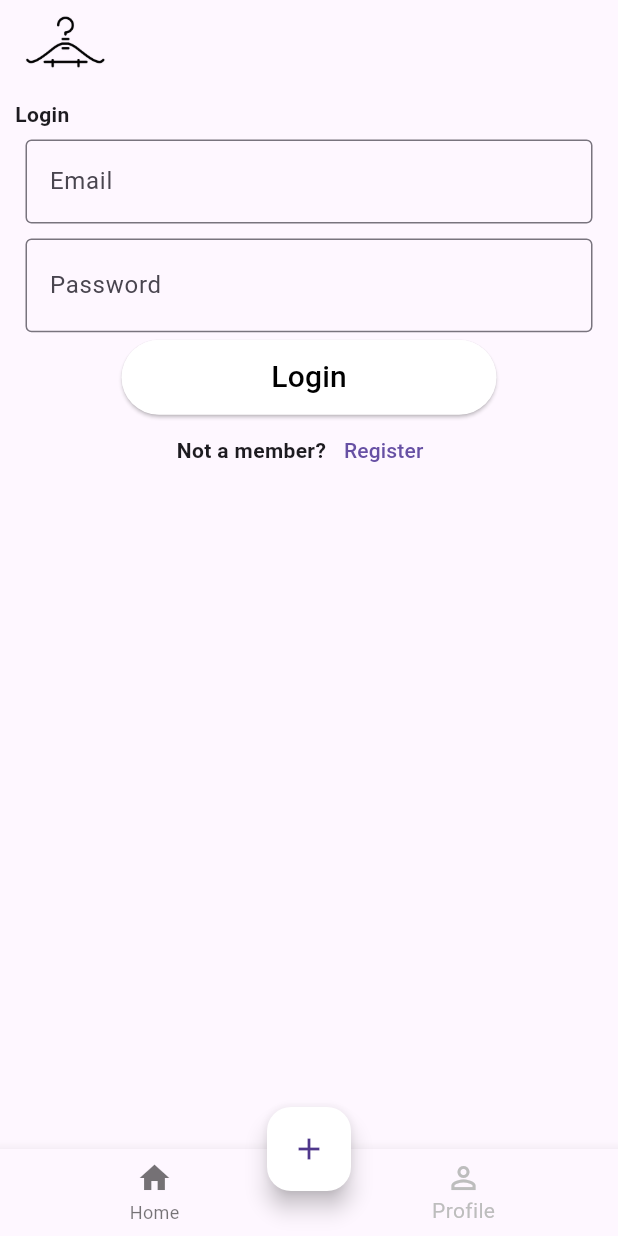
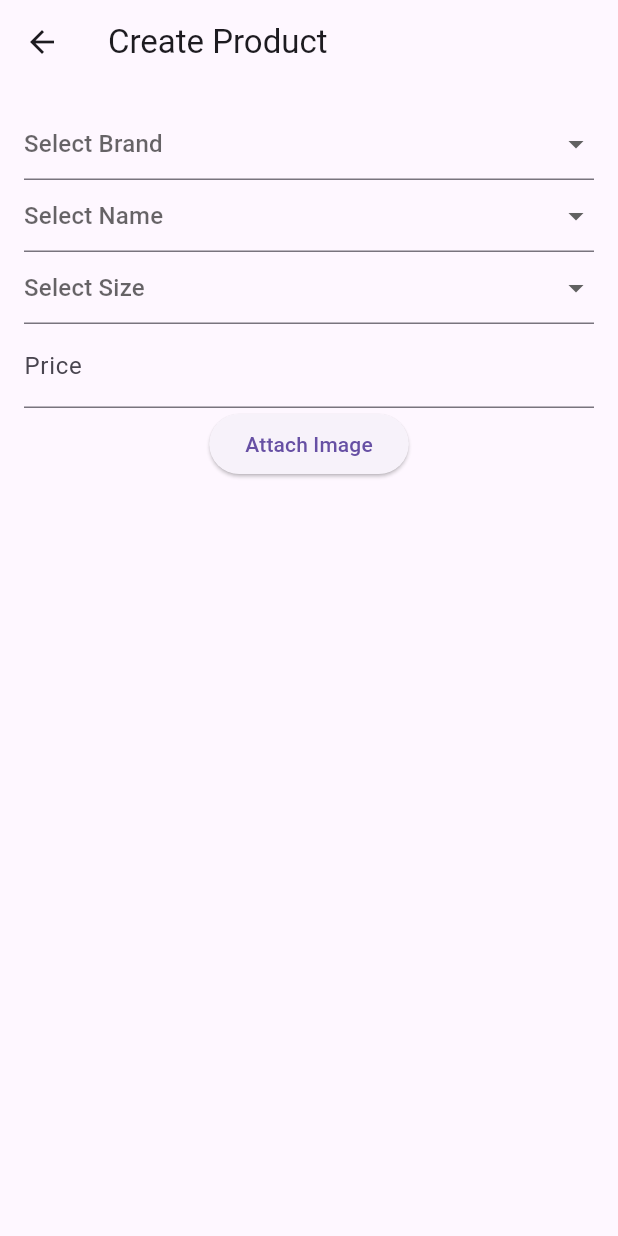
Before and after one commit to ThaphatTT/FinalMobileApplication, a Flutter app: the screen it shows after launch, item 2 of the bottom bar chosen, after a tap on the "add" icon, on a phone screen of 412 x 824 dp. Run offline on Flutter 3.47's test engine with Material 3 defaults, Android fonts, the light colour scheme and no system bars; our stand-ins replace file_picker.

Commit message:
install library & create template create product

```diff
--- /dev/null
+++ b/flutter_clothes_shop/lib/component/component_part/createProduct.dart
@@ -0,0 +1,123 @@
+import 'package:flutter/material.dart';
+import 'dart:io';
+import 'package:file_picker/file_picker.dart';
+
+class createProductScreen extends StatefulWidget {
+  const createProductScreen({Key? key}) : super(key: key);
+
+  @override
+  _createProductScreenState createState() => _createProductScreenState();
+}
+
+class _createProductScreenState extends State<createProductScreen> {
+  final _formKey = GlobalKey<FormState>();
+  String? _brand;
+  String? _name;
+  String? _size;
+  String? _price;
+  String? _imagePath;
+
+  @override
+  Widget build(BuildContext context) {
+    return Scaffold(
+      appBar: AppBar(
+        title: Text('Create Product'),
+      ),
+      body: Form(
+        key: _formKey,
+        child: ListView(
+          padding: EdgeInsets.all(16.0),
+          children: <Widget>[
+            DropdownButtonFormField<String>(
+              hint: Text('Select Brand'),
+              onChanged: (value) {
+                setState(() {
+                  _brand = value;
+                });
+              },
+              items: ['Brand 1', 'Brand 2', 'Brand 3']
+                  .map((label) => DropdownMenuItem(
+                        child: Text(label),
+                        value: label,
+                      ))
+                  .toList(),
+            ),
+            DropdownButtonFormField<String>(
+              hint: Text('Select Name'),
+              onChanged: (value) {
+                setState(() {
+                  _name = value;
+                });
+              },
+              items: ['Name 1', 'Name 2', 'Name 3']
+                  .map((label) => DropdownMenuItem(
+                        child: Text(label),
+                        value: label,
+                      ))
+                  .toList(),
+            ),
+            DropdownButtonFormField<String>(
+              hint: Text('Select Size'),
+              onChanged: (value) {
+                setState(() {
+                  _size = value;
+                });
+              },
+              items: ['Size 1', 'Size 2', 'Size 3']
+                  .map((label) => DropdownMenuItem(
+                        child: Text(label),
+                        value: label,
+                      ))
+                  .toList(),
+            ),
+            TextFormField(
+              decoration: InputDecoration(
+                labelText: 'Price',
+              ),
+              keyboardType: TextInputType.number,
+              onChanged: (value) {
+                setState(() {
+                  _price = value;
+                });
+              },
+            ),
+            Column(
+        children: [
+          ElevatedButton(
+            onPressed: pickFile,
+            child: Text('Attach Image'),
+          ),
+          // แสดงผลภาพที่เลือก (หากมี)
+          if (_imagePath != null)
+            Padding(
+              padding: const EdgeInsets.all(8.0),
+              child: Image.file(
+                File(_imagePath!),
+                width: 200,
+                height: 200,
+                fit: BoxFit.cover,
+              ),
+            ),
+        ],
+      ),
+          ],
+        ),
+      ),
+    );
+  }
+
+    Future<void> pickFile() async {
+      FilePickerResult? result = await FilePicker.platform.pickFiles();
+
+      if (result != null) {
+          // รับเส้นทางไฟล์
+          String? filePath = result.files.single.path;
+          if (filePath != null) {
+              // อัปเดตเส้นทางไฟล์ใน State
+              setState(() {
+                  _imagePath = filePath;
+              });
+          }
+      }
+  }
+}
--- a/flutter_clothes_shop/lib/component/component_part/registerScreen.dart
+++ b/flutter_clothes_shop/lib/component/component_part/registerScreen.dart
@@ -15,7 +15,6 @@ class _RegisterPageState extends State<RegisterPage> {
   final _passwordController = TextEditingController();
   final _birthdayController = TextEditingController();
   final _phoneController = TextEditingController();
-  final _genderController = TextEditingController();
   final _addressController = TextEditingController();
   String dropdownValue = 'Option 1';
 
@@ -168,10 +167,10 @@ class _RegisterPageState extends State<RegisterPage> {
                 children: [
                   Expanded(
                     child: TextFormField(
-                      minLines: 2, // any number you need (It works as the rows for the textarea)
+                      minLines: 2,
+                      controller : _addressController,
                       keyboardType: TextInputType.multiline,
                       maxLines: 5,
-                      controller: _addressController,
                       decoration: InputDecoration(
                               labelText: 'Address',
                               border: OutlineInputBorder()
--- a/flutter_clothes_shop/lib/component/profile_screen.dart
+++ b/flutter_clothes_shop/lib/component/profile_screen.dart
@@ -98,6 +98,7 @@ class LoginScreenState extends State<Profile_HomeScreen>{
                   height: 50,
                   width: 250,
                   child: ElevatedButton(
+
                     style: ElevatedButton.styleFrom(
                       backgroundColor: Colors.white,
                     ),
@@ -115,6 +116,7 @@ class LoginScreenState extends State<Profile_HomeScreen>{
                       style: TextStyle(
                         color: Colors.black,
                         fontSize: 20,
+
                         ),
                       ),
                     ),
--- a/flutter_clothes_shop/lib/component/tabMenu.dart
+++ b/flutter_clothes_shop/lib/component/tabMenu.dart
@@ -2,6 +2,8 @@ import 'package:flutter/material.dart';
 
 import 'package:flutter_clothes_shop/component/tabMenuHomeAppBar.dart';
 import 'package:flutter_clothes_shop/component/profile_screen.dart';
+import 'package:flutter_clothes_shop/component/component_part/createProduct.dart';
+
 class TabMenu extends StatelessWidget {
   const TabMenu({super.key});
 
@@ -42,7 +44,12 @@ class _TabMenuButton extends State<TabMenuButton> {
       floatingActionButton : FloatingActionButton(
         child: Icon(Icons.add),
         backgroundColor: Colors.white,
-        onPressed: (){},
+        onPressed: (){
+          Navigator.push(
+            context,
+            MaterialPageRoute(builder: (context)=> const createProductScreen())
+          );
+        },
         ),
         floatingActionButtonLocation: FloatingActionButtonLocation.centerDocked,
       bottomNavigationBar: BottomNavigationBar(
--- a/flutter_clothes_shop/pubspec.yaml
+++ b/flutter_clothes_shop/pubspec.yaml
@@ -33,6 +33,7 @@ dependencies:
   # The following adds the Cupertino Icons font to your application.
   # Use with the CupertinoIcons class for iOS style icons.
   cupertino_icons: ^1.0.2
+  file_picker: ^5.5.0
 
 dev_dependencies:
   flutter_test:
```
Also changed, not shown: flutter_clothes_shop/pubspec.lock, 6 other files.
